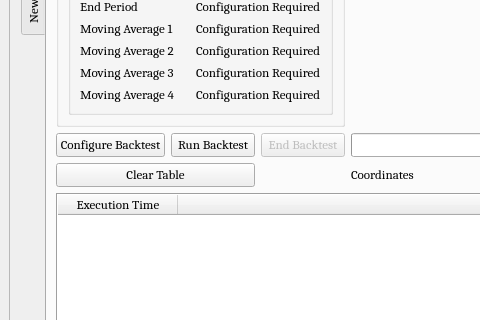
Old version of the form UI/algobot.ui in the repository ZENALC/algobot; both pictures show x 0 to 480 and y 420 to 740 of the 1144 by 840 pixel window.
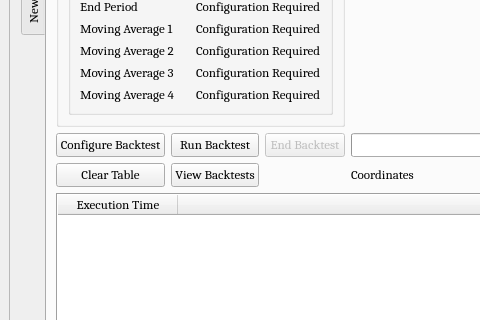
New version of the form. Icons and pictures are not drawn. Custom widgets are drawn as their Qt base class.

The edit to the form file:
```diff
--- a/UI/algobot.ui
+++ b/UI/algobot.ui
@@ -1900,13 +1900,20 @@
               </property>
              </widget>
             </item>
-            <item row="2" column="0" colspan="2">
+            <item row="2" column="0">
              <widget class="QPushButton" name="clearBacktestTableButton">
               <property name="text">
                <string>Clear Table</string>
               </property>
              </widget>
             </item>
+            <item row="2" column="1">
+             <widget class="QPushButton" name="viewBacktestsButton">
+              <property name="text">
+               <string>View Backtests</string>
+              </property>
+             </widget>
+            </item>
            </layout>
           </widget>
           <widget class="QWidget" name="graphTab">
```
